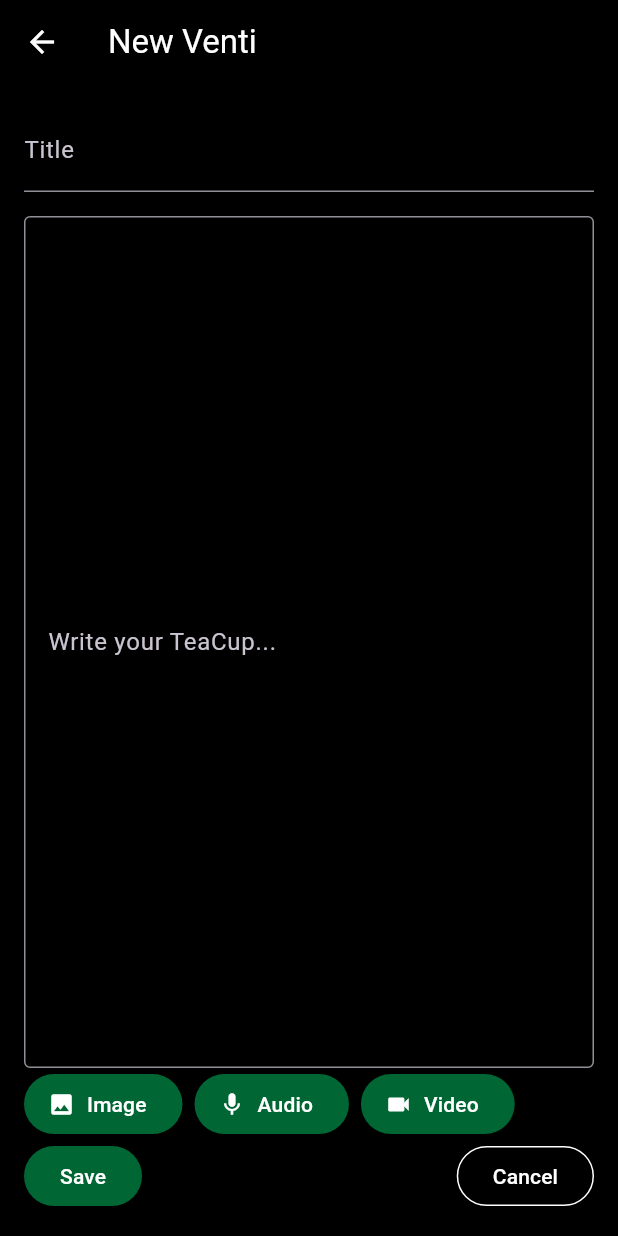
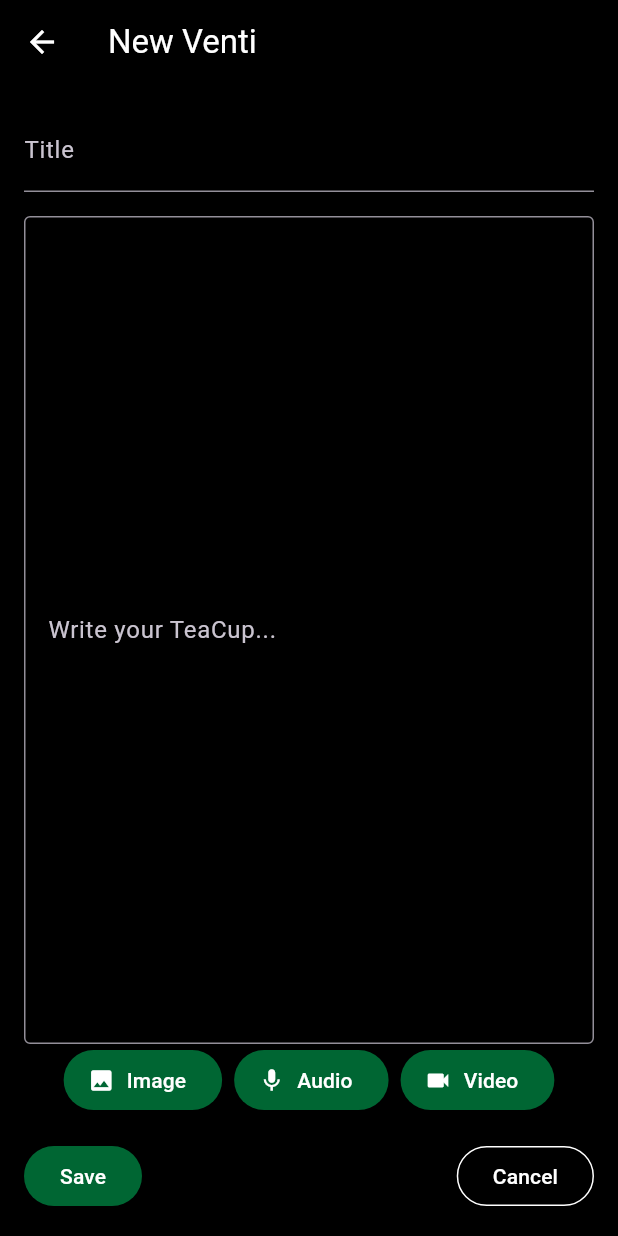
Before and after one commit to rlpvin/teahee, a Flutter app: the screen it shows after launch, after a tap on "Venti", on a phone screen of 412 x 824 dp. Run offline on Flutter 3.47's test engine with Material 3 defaults, Android fonts, the phone set to English and light mode, and no system bars.

Commit message:
Refactor: Unified dynamic EditScreen

```diff
--- a/lib/screens/edit/edit_venti_screen.dart
+++ /dev/null
@@ -1,134 +0,0 @@
-import 'package:flutter/material.dart';
-import '../../theme/app_theme.dart';
-import '../../models/teacup.dart';
-import '../../services/storage_service.dart';
-import 'package:uuid/uuid.dart';
-
-class EditVentiScreen extends StatefulWidget {
-  final TeaCup? teacup;
-  const EditVentiScreen({super.key, this.teacup});
-
-  @override
-  State<EditVentiScreen> createState() => _EditVentiScreenState();
-}
-
-class _EditVentiScreenState extends State<EditVentiScreen> {
-  late TextEditingController _titleController;
-  late TextEditingController _contentController;
-  final StorageService _storageService = StorageService();
-  List<String> _mediaPaths = [];
-
-  @override
-  void initState() {
-    super.initState();
-    _titleController = TextEditingController(text: widget.teacup?.title ?? "");
-    _contentController = TextEditingController(text: widget.teacup?.content ?? "");
-    _mediaPaths = widget.teacup?.mediaPaths.toList() ?? [];
-  }
-
-  @override
-  void dispose() {
-    _titleController.dispose();
-    _contentController.dispose();
-    super.dispose();
-  }
-
-  Future<void> _save() async {
-    final title = _titleController.text.trim();
-    final content = _contentController.text.trim();
-    if (title.isEmpty || content.isEmpty) return;
-
-    final cup = TeaCup(
-      id: widget.teacup?.id ?? const Uuid().v4(),
-      title: title,
-      content: content,
-      date: widget.teacup?.date ?? DateTime.now().toLocal().toString().split(' ')[0],
-      type: "Venti",
-      mediaPaths: _mediaPaths,
-    );
-
-    await _storageService.saveTeaCup(cup);
-    if (mounted) {
-      Navigator.pop(context);
-    }
-  }
-
-  void _addMockMedia(String type) {
-    setState(() {
-      _mediaPaths.add('/mock_path/to_${type}_${_mediaPaths.length}.$type');
-    });
-  }
-
-  @override
-  Widget build(BuildContext context) {
-    return Scaffold(
-      appBar: AppBar(title: Text(widget.teacup == null ? "New Venti" : "Edit Venti")),
-      body: SafeArea(
-        child: Padding(
-          padding: const EdgeInsets.all(16),
-          child: Column(
-            children: [
-              TextField(
-                controller: _titleController,
-                decoration: const InputDecoration(labelText: "Title"),
-              ),
-              const SizedBox(height: 16),
-              Expanded(
-                child: TextField(
-                  controller: _contentController,
-                  maxLines: null,
-                  expands: true,
-                  decoration: const InputDecoration(
-                    hintText: "Write your TeaCup...",
-                    border: OutlineInputBorder(),
-                  ),
-                ),
-              ),
-              if (_mediaPaths.isNotEmpty)
-                Padding(
-                  padding: const EdgeInsets.symmetric(vertical: 8.0),
-                  child: Text("${_mediaPaths.length} media item(s)", style: const TextStyle(color: Colors.grey)),
-                ),
-              Row(
-                children: [
-                  ElevatedButton.icon(
-                    onPressed: () => _addMockMedia('img'),
-                    icon: const Icon(Icons.image),
-                    label: const Text("Image"),
-                  ),
-                  const SizedBox(width: 8),
-                  ElevatedButton.icon(
-                    onPressed: () => _addMockMedia('aud'),
-                    icon: const Icon(Icons.mic),
-                    label: const Text("Audio"),
-                  ),
-                  const SizedBox(width: 8),
-                  ElevatedButton.icon(
-                    onPressed: () => _addMockMedia('vid'),
-                    icon: const Icon(Icons.videocam),
-                    label: const Text("Video"),
-                  ),
-                ],
-              ),
-              Row(
-                mainAxisAlignment: MainAxisAlignment.spaceBetween,
-                children: [
-                  ElevatedButton(
-                    style: AppButtons.saveButton,
-                    onPressed: _save,
-                    child: const Text("Save"),
-                  ),
-                  OutlinedButton(
-                    style: AppButtons.cancelButton,
-                    onPressed: () => Navigator.pop(context),
-                    child: const Text("Cancel"),
-                  ),
-                ],
-              ),
-            ],
-          ),
-        ),
-      ),
-    );
-  }
-}
--- a/lib/screens/edit/edit_tall_screen.dart
+++ b/lib/screens/edit_screen.dart
@@ -4,24 +4,30 @@ import '../../models/teacup.dart';
 import '../../services/storage_service.dart';
 import 'package:uuid/uuid.dart';
 
-class EditTallScreen extends StatefulWidget {
+class EditScreen extends StatefulWidget {
   final TeaCup? teacup;
-  const EditTallScreen({super.key, this.teacup});
+  final String? initialType;
+
+  const EditScreen({super.key, this.teacup, this.initialType});
 
   @override
-  State<EditTallScreen> createState() => _EditTallScreenState();
+  State<EditScreen> createState() => _EditScreenState();
 }
 
-class _EditTallScreenState extends State<EditTallScreen> {
+class _EditScreenState extends State<EditScreen> {
   late TextEditingController _titleController;
   late TextEditingController _contentController;
   final StorageService _storageService = StorageService();
+  List<String> _mediaPaths = [];
+  late String _currentType;
 
   @override
   void initState() {
     super.initState();
     _titleController = TextEditingController(text: widget.teacup?.title ?? "");
     _contentController = TextEditingController(text: widget.teacup?.content ?? "");
+    _mediaPaths = widget.teacup?.mediaPaths.toList() ?? [];
+    _currentType = widget.teacup?.type ?? widget.initialType ?? "Tall";
   }
 
   @override
@@ -41,8 +47,8 @@ class _EditTallScreenState extends State<EditTallScreen> {
       title: title,
       content: content,
       date: widget.teacup?.date ?? DateTime.now().toLocal().toString().split(' ')[0],
-      type: "Tall",
-      mediaPaths: widget.teacup?.mediaPaths ?? [],
+      type: _currentType,
+      mediaPaths: _mediaPaths,
     );
 
     await _storageService.saveTeaCup(cup);
@@ -51,10 +57,20 @@ class _EditTallScreenState extends State<EditTallScreen> {
     }
   }
 
+  void _addMockMedia(String type) {
+    setState(() {
+      if (type == 'img') {
+        _mediaPaths.add('/mock_path/to_image_${_mediaPaths.length}.png');
+      } else {
+        _mediaPaths.add('/mock_path/to_${type}_${_mediaPaths.length}.$type');
+      }
+    });
+  }
+
   @override
   Widget build(BuildContext context) {
     return Scaffold(
-      appBar: AppBar(title: Text(widget.teacup == null ? "New Tall" : "Edit Tall")),
+      appBar: AppBar(title: Text(widget.teacup == null ? "New $_currentType" : "Edit $_currentType")),
       body: SafeArea(
         child: Padding(
           padding: const EdgeInsets.all(16),
@@ -76,6 +92,41 @@ class _EditTallScreenState extends State<EditTallScreen> {
                   ),
                 ),
               ),
+              if (_currentType != "Tall" && _mediaPaths.isNotEmpty)
+                Padding(
+                  padding: const EdgeInsets.symmetric(vertical: 8.0),
+                  child: Text("${_mediaPaths.length} media item(s)", style: const TextStyle(color: Colors.grey)),
+                ),
+              if (_currentType == "Grande")
+                ElevatedButton.icon(
+                  onPressed: () => _addMockMedia('img'),
+                  icon: const Icon(Icons.image),
+                  label: const Text("Add Image"),
+                ),
+              if (_currentType == "Venti")
+                Row(
+                  mainAxisAlignment: MainAxisAlignment.center,
+                  children: [
+                    ElevatedButton.icon(
+                      onPressed: () => _addMockMedia('img'),
+                      icon: const Icon(Icons.image),
+                      label: const Text("Image"),
+                    ),
+                    const SizedBox(width: 8),
+                    ElevatedButton.icon(
+                      onPressed: () => _addMockMedia('aud'),
+                      icon: const Icon(Icons.mic),
+                      label: const Text("Audio"),
+                    ),
+                    const SizedBox(width: 8),
+                    ElevatedButton.icon(
+                      onPressed: () => _addMockMedia('vid'),
+                      icon: const Icon(Icons.videocam),
+                      label: const Text("Video"),
+                    ),
+                  ],
+                ),
+              const SizedBox(height: 16),
               Row(
                 mainAxisAlignment: MainAxisAlignment.spaceBetween,
                 children: [
--- a/lib/screens/home_screen.dart
+++ b/lib/screens/home_screen.dart
@@ -1,7 +1,5 @@
 import 'package:flutter/material.dart';
-import 'edit/edit_tall_screen.dart';
-import 'edit/edit_grande_screen.dart';
-import 'edit/edit_venti_screen.dart';
+import 'edit_screen.dart';
 import '../theme/app_theme.dart';
 
 class HomeScreen extends StatelessWidget {
@@ -72,7 +70,7 @@ class HomeScreen extends StatelessWidget {
               onTap: () {
                 Navigator.push(
                   context,
-                  MaterialPageRoute(builder: (_) => const EditTallScreen()),
+                  MaterialPageRoute(builder: (_) => const EditScreen(initialType: "Tall")),
                 );
               },
             ),
@@ -84,7 +82,7 @@ class HomeScreen extends StatelessWidget {
               onTap: () {
                 Navigator.push(
                   context,
-                  MaterialPageRoute(builder: (_) => const EditGrandeScreen()),
+                  MaterialPageRoute(builder: (_) => const EditScreen(initialType: "Grande")),
                 );
               },
             ),
@@ -96,7 +94,7 @@ class HomeScreen extends StatelessWidget {
               onTap: () {
                 Navigator.push(
                   context,
-                  MaterialPageRoute(builder: (_) => const EditVentiScreen()),
+                  MaterialPageRoute(builder: (_) => const EditScreen(initialType: "Venti")),
                 );
               },
             ),
```
Also changed, not shown: lib/screens/details_screen.dart (+5 -10 lines), lib/screens/edit/edit_grande_screen.dart (deleted, +0 -118 lines), 1 other file.
